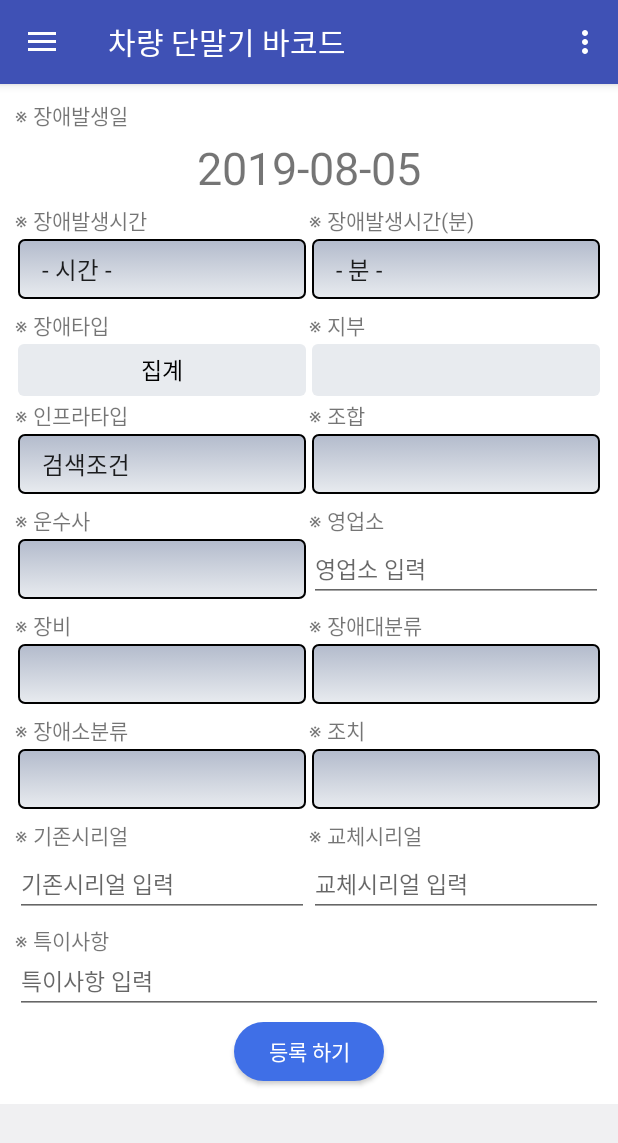
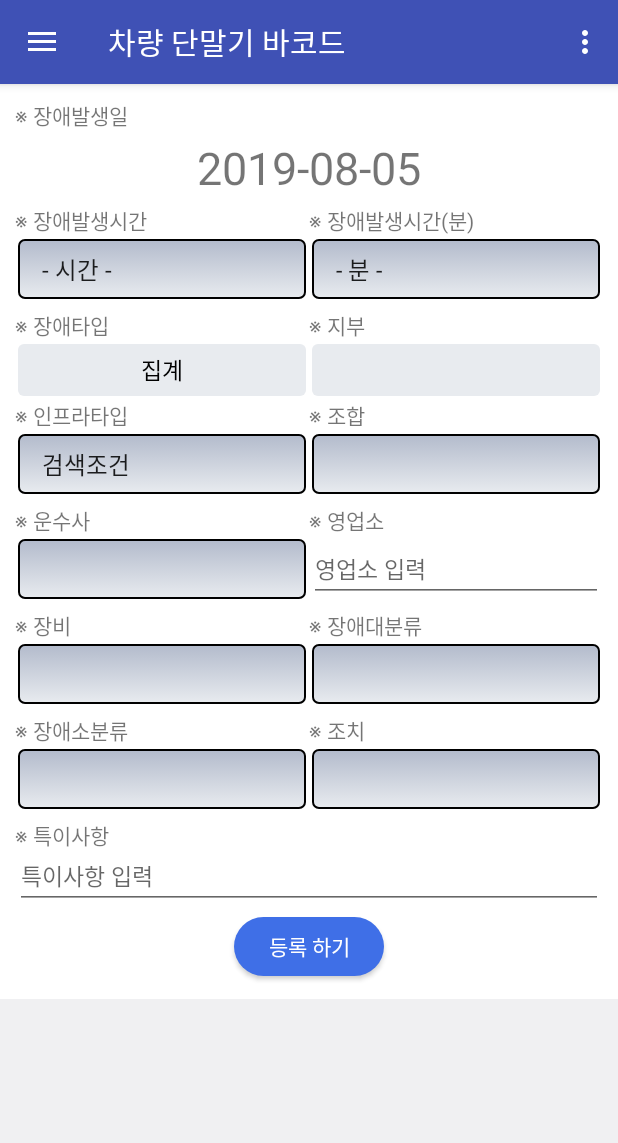
Before and after one commit to Rahansol/ERP_app_main, an Android app: the fragment Fragment_d_2 placed in its activity, on a phone screen of 412 x 824 dp. Shown: the top 1143 px of the screen. Run offline under Robolectric (Android 15) with nearby library versions, the phone set to English and light mode, and no system bars; libraries missing offline, so code that uses them is left out: com.google.zxing.integration.

Commit message:
2019 07 30
업데이트

```diff
--- a/app/src/main/java/app/erp/com/erp_app/ERP_Spring_Controller.java
+++ b/app/src/main/java/app/erp/com/erp_app/ERP_Spring_Controller.java
@@ -91,4 +91,5 @@ public interface ERP_Spring_Controller {
     @GET("barcode/getMyWork_Job")
     Call<List<Trouble_HistoryListVO>> getMyWork_Job (@Query("reg_date") String reg_date , @Query("job_viewer") String job_viewer, @Query("reg_time") String reg_time);
 
+
 }
--- a/app/src/main/res/drawable/gradient_spinner.xml
+++ b/app/src/main/res/drawable/gradient_spinner.xml
@@ -3,7 +3,9 @@
 
     <item><layer-list>
         <item><shape>
+
             <gradient android:angle="90" android:endColor="#B3BBCC" android:startColor="#E8EBEF" android:type="linear" />
+            <!--<solid android:color="@android:color/transparent"/>-->
 
             <stroke android:width="1dp" android:color="#000000" />
 
--- a/app/src/main/res/layout/fragment_d_2.xml
+++ b/app/src/main/res/layout/fragment_d_2.xml
@@ -163,10 +163,8 @@
                         android:id="@+id/nms_infra_type"
                         android:layout_width="match_parent"
                         android:layout_height="40dp"
-                        style="@style/spinner_style"
-                        android:entries="@array/infra_type">
-
-                    </Spinner>
+                        android:entries="@array/infra_type"
+                        style="@style/spinner_style"/>
 
                 </LinearLayout>
 
@@ -231,6 +229,7 @@
                         android:text="@string/local_string" />
 
                     <EditText
+                        android:id="@+id/nms_garage_id"
                         android:layout_width="match_parent"
                         android:layout_height="wrap_content"
                         android:hint="영업소 입력"
@@ -347,65 +346,6 @@
 
             <LinearLayout
                 android:layout_width="match_parent"
-                android:layout_height="70dp"
-                android:orientation="horizontal">
-
-                <LinearLayout
-                    android:layout_weight="1"
-                    android:layout_width="0dp"
-                    android:layout_height="match_parent"
-                    android:orientation="vertical">
-
-                    <TextView
-                        android:layout_width="wrap_content"
-                        android:layout_height="wrap_content"
-                        android:text="@string/original_barcode" />
-
-                    <EditText
-                        android:layout_width="match_parent"
-                        android:layout_height="wrap_content"
-                        android:hint="기존시리얼 입력"
-                        android:textSize="@dimen/middle_font_size"
-                        android:maxLines="1"
-                        android:singleLine="true"
-                        android:inputType="text"
-                        android:textColor="@color/textBlack"
-                        android:imeOptions="actionDone">
-
-                    </EditText>
-
-                </LinearLayout>
-
-                <LinearLayout
-                    android:layout_weight="1"
-                    android:layout_width="0dp"
-                    android:layout_height="match_parent"
-                    android:orientation="vertical">
-
-                    <TextView
-                        android:layout_width="wrap_content"
-                        android:layout_height="wrap_content"
-                        android:text="@string/new_barcode" />
-
-                    <EditText
-                        android:layout_width="match_parent"
-                        android:layout_height="wrap_content"
-                        android:hint="교체시리얼 입력"
-                        android:textSize="@dimen/middle_font_size"
-                        android:maxLines="1"
-                        android:singleLine="true"
-                        android:inputType="text"
-                        android:textColor="@color/textBlack"
-                        android:imeOptions="actionDone">
-
-                    </EditText>
-
-                </LinearLayout>
-
-            </LinearLayout>
-
-            <LinearLayout
-                android:layout_width="match_parent"
                 android:layout_height="60dp"
                 android:orientation="horizontal">
 
@@ -421,7 +361,7 @@
                         android:text="@string/notice" />
 
                     <EditText
-                        android:id="@+id/reserve_notice"
+                        android:id="@+id/nms_notice"
                         android:layout_width="match_parent"
                         android:layout_height="wrap_content"
                         android:hint="특이사항 입력"
--- a/app/src/main/res/layout/fragment_d_3.xml
+++ b/app/src/main/res/layout/fragment_d_3.xml
@@ -313,7 +313,7 @@
                         android:text="@string/notice" />
 
                     <EditText
-                        android:id="@+id/reserve_notice"
+                        android:id="@+id/charger_notice"
                         android:layout_width="match_parent"
                         android:layout_height="wrap_content"
                         android:hint="특이사항 입력"
--- a/app/src/main/res/values/colors.xml
+++ b/app/src/main/res/values/colors.xml
@@ -17,6 +17,7 @@
     <color name="titleBadgeText">#adafb1</color>
     <color name="mainTextColor">#343d43</color>
     <color name="btnRequest">#ffbf12</color>
+    <color name="darkGray">#a9a9a9</color>
 
     <color name="black_overlay">#66000000</color>
 
--- a/app/src/main/res/values/strings.xml
+++ b/app/src/main/res/values/strings.xml
@@ -12,6 +12,7 @@
     <string name="area_code">※ 조합</string>
     <string name="cms_code_string">※ 가맹점번호(CMS)</string>
     <string name="local_string">※ 영업소</string>
+    <string name="store_code">※ 가맹점번호(CMS)</string>
     <string name = "office_string2">※ 지부</string>
     <string name="route_string">※ 노선</string>
     <string name="unit_name">※ 단말기</string>
--- a/app/src/main/res/values/styles.xml
+++ b/app/src/main/res/values/styles.xml
@@ -56,5 +56,4 @@
         <item name="android:textSize">12dp</item>
     </style>
 
-
 </resources>
```
Also changed, not shown: app/src/main/java/app/erp/com/erp_app/Fragment_d_2.java (+167 -6 lines), app/src/main/java/app/erp/com/erp_app/Fragment_d_3.java (+133 -3 lines), app/src/main/java/app/erp/com/erp_app/Fragment_d_6.java (+188 -3 lines), app/src/main/java/app/erp/com/erp_app/vo/Trouble_HistoryListVO.java (+9 -0 lines), app/src/main/res/layout/fragment_d_6.xml (+6 -10 lines).
